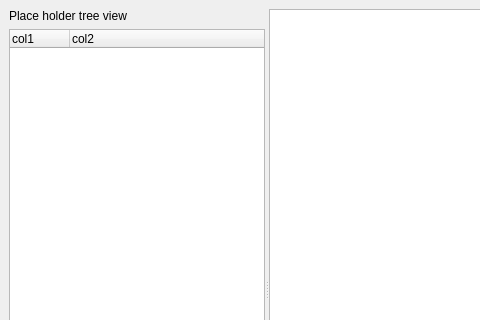
First picture: the form in scripts/CaenDummyEventViewerQt/EventViewer.ui, repository hamDrambus/AMS_DAQ, before the edit; both pictures show x 0 to 480 and y 0 to 320 of the 1023 by 600 pixel window.
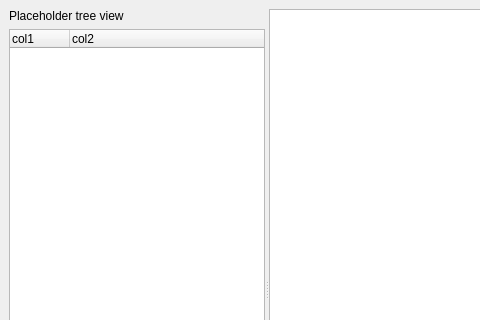
Second picture: the form after the edit. The open tabs and pages were chosen to show the change. Custom widgets are drawn as their Qt base class.

Commit message: Prettied up python code according to colleague's review.

Patch:
```diff
--- a/scripts/CaenDummyEventViewerQt/EventViewer.ui
+++ b/scripts/CaenDummyEventViewerQt/EventViewer.ui
@@ -37,7 +37,7 @@
            </sizepolicy>
           </property>
           <property name="text">
-           <string>Place holder tree view</string>
+           <string>Placeholder tree view</string>
           </property>
          </widget>
         </item>
```
Left out of the diff: 12 changed lines with no effect on the pictures. The commit also changes 2 other files.
